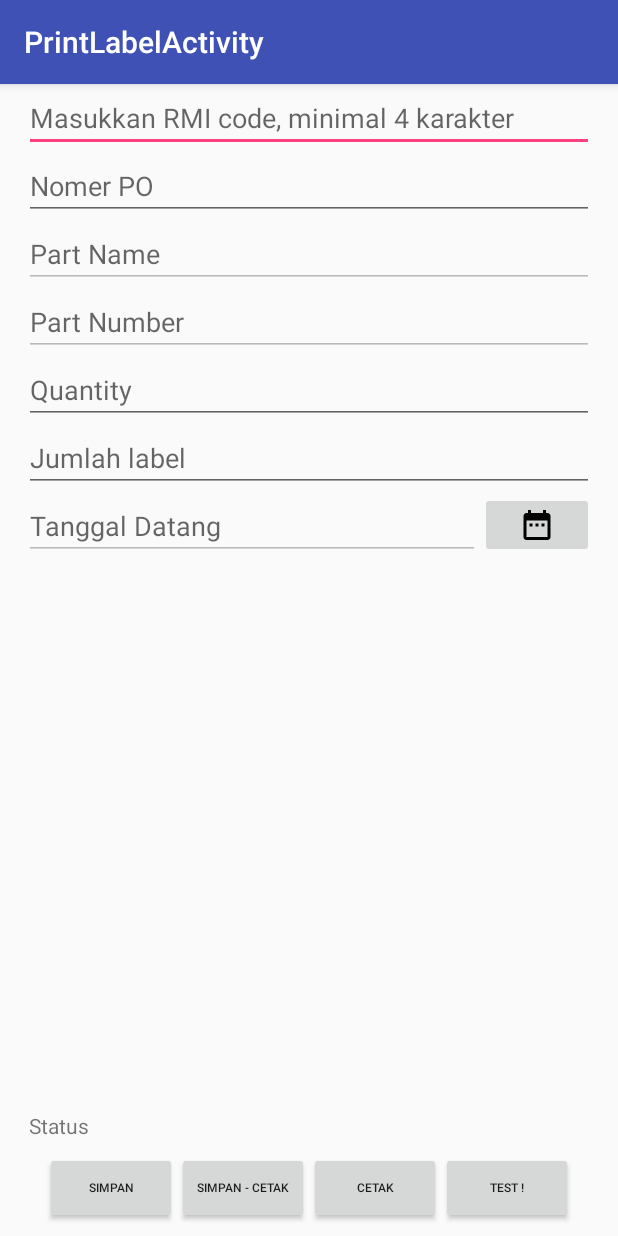
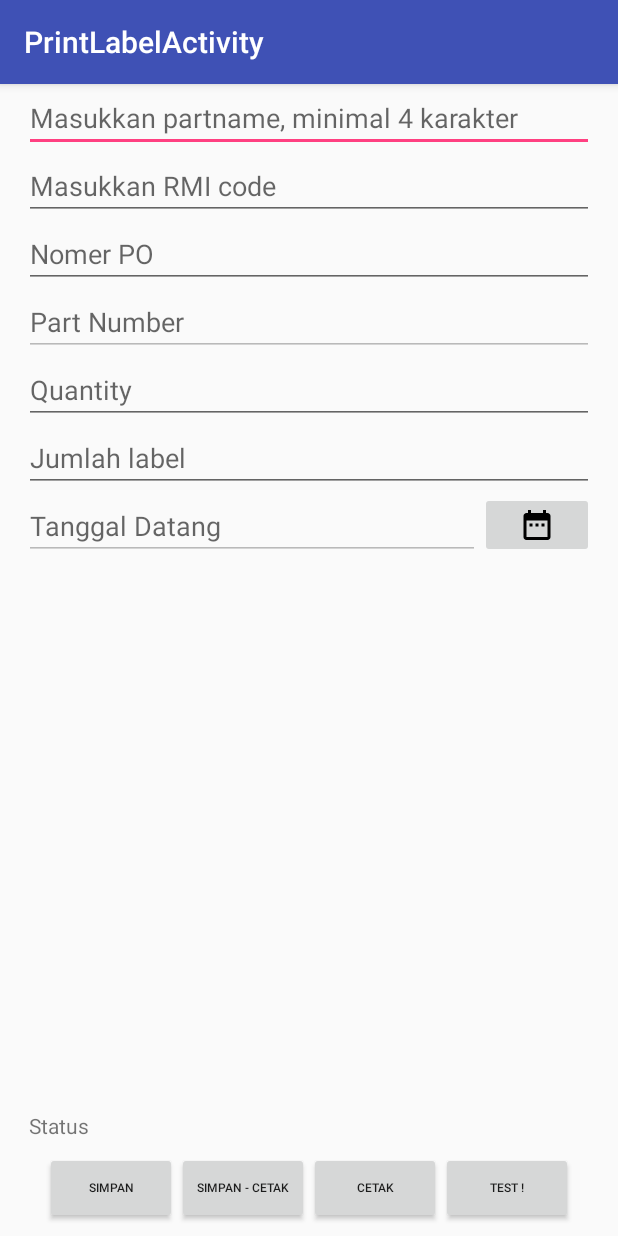
Before and after one commit to pandigresik/inventoryApp, an Android app: the PrintLabelActivity screen opened directly, with no data from a screen before it, on a phone screen of 412 x 824 dp. Run offline under Robolectric (Android 15) with nearby library versions, the phone set to English and light mode, and no system bars; our stand-ins replace ButterKnife; libraries missing offline, so code that uses them is left out: com.dantsu.escposprinter, pub.devrel.easypermissions; 1 statement that could not run was skipped.

Commit message:
ubah filter berdasarkan partname

```diff
--- a/app/src/main/java/com/asligresik/inventoryApp/activity/PrintLabelActivity.java
+++ b/app/src/main/java/com/asligresik/inventoryApp/activity/PrintLabelActivity.java
@@ -24,7 +24,7 @@ import android.widget.TextView;
 import android.widget.Toast;
 
 import com.asligresik.inventoryApp.adapter.GoodReceiptSearchAdapter;
-import com.asligresik.inventoryApp.model.MrItem;
+import com.asligresik.inventoryApp.model.PartNameGoodReceipt;
 import com.asligresik.inventoryApp.model.ResponseSaveGoodReceipt;
 import com.asligresik.inventoryApp.model.RmiGoodReceipt;
 import com.dantsu.escposprinter.EscPosPrinter;
@@ -43,6 +43,7 @@ import java.util.Calendar;
 import java.util.Date;
 import java.util.HashMap;
 import java.util.List;
+import com.google.gson.internal.LinkedTreeMap;
 
 import com.asligresik.inventoryApp.R;
 import com.zj.btsdk.BluetoothService;
@@ -66,6 +67,7 @@ public class PrintLabelActivity extends BaseActivity implements EasyPermissions.
     private boolean isPrinterReady = false;
     private Context mContext;
     private ArrayAdapter<String> poAdapter;
+    private ArrayAdapter<String> rmiAdapter;
     private String printText;
     private List<String> sequenceLabel = new ArrayList<String>();
 
@@ -76,15 +78,15 @@ public class PrintLabelActivity extends BaseActivity implements EasyPermissions.
     @BindView(R.id.etTglDatang)
     EditText etTglDatang;
     @BindView(R.id.acRmi)
-    DelayAutoCompleteTextView acRmi;
+    AutoCompleteTextView acRmi;
     @BindView(R.id.acPoNumber)
     AutoCompleteTextView acPoNumber;
     @BindView(R.id.etLabelQuantity)
     EditText etLabelQuantity;
     @BindView(R.id.etQuantity)
     EditText etQuantity;
-    @BindView(R.id.etPartName)
-    EditText etPartName;
+    @BindView(R.id.acPartName)
+    DelayAutoCompleteTextView acPartName;
     @BindView(R.id.etPartNumber)
     EditText etPartNumber;
     @BindView(R.id.pb_loading_indicator)
@@ -104,20 +106,40 @@ public class PrintLabelActivity extends BaseActivity implements EasyPermissions.
         ButterKnife.bind(this);
         setupBluetooth();
         poAdapter = new ArrayAdapter<String>(this, android.R.layout.simple_dropdown_item_1line,new ArrayList<String>());
+        rmiAdapter = new ArrayAdapter<String>(this, android.R.layout.simple_dropdown_item_1line,new ArrayList<String>());
+        GoodReceiptSearchAdapter pnAdapter = new GoodReceiptSearchAdapter(mContext);
         acPoNumber.setAdapter(poAdapter);
-        acRmi.setAdapter(new GoodReceiptSearchAdapter(mContext));
-        acRmi.setThreshold(4);
-        acRmi.setLoadingIndicator(loadingIndicator);
+        acRmi.setAdapter(rmiAdapter);
+        acPartName.setAdapter(pnAdapter);
+        acPartName.setThreshold(4);
+        acPartName.setLoadingIndicator(loadingIndicator);
+        acPartName.setOnItemClickListener(new AdapterView.OnItemClickListener() {
+            @Override
+            public void onItemClick(AdapterView<?> parent, View view, int position, long id) {
+                String pnSelected = (String) parent.getItemAtPosition(position);
+                PartNameGoodReceipt partNameGoodReceiptSelected = pnAdapter.getPartNameList().get(pnSelected);
+                Log.d("list rmi",partNameGoodReceiptSelected.toString());
+                List<String> listRmi = partNameGoodReceiptSelected.getKeyRmi();
+                Log.d("list rmi",listRmi.toString());
+                poAdapter.clear();
+                poAdapter.notifyDataSetChanged();
+                rmiAdapter.clear();
+                rmiAdapter.addAll(listRmi);
+                rmiAdapter.notifyDataSetChanged();
+//                acPartName.setText(pnSelected.getPartname());
+            }
+        });
         acRmi.setOnItemClickListener(new AdapterView.OnItemClickListener() {
             @Override
             public void onItemClick(AdapterView<?> parent, View view, int position, long id) {
-                RmiGoodReceipt rmi = (RmiGoodReceipt) parent.getItemAtPosition(position);
+                String rmi = (String) parent.getItemAtPosition(position);
+                String partName = acPartName.getText().toString();
+                LinkedTreeMap<String, RmiGoodReceipt> rmiMap = pnAdapter.getListRmi(partName);
                 poAdapter.clear();
-                poAdapter.addAll(rmi.getPo());
+                poAdapter.addAll(rmiMap.get(rmi).getPo());
                 poAdapter.notifyDataSetChanged();
-                etPartName.setText(rmi.getPartname());
-                etPartNumber.setText(rmi.getPartnumber());
-                acRmi.setText(rmi.getRmi());
+                etPartNumber.setText(rmiMap.get(rmi).getPartnumber());
+                // acRmi.setText(rmi.getRmi());
             }
         });
 
@@ -145,7 +167,7 @@ public class PrintLabelActivity extends BaseActivity implements EasyPermissions.
         String labelQR = "";
         if (!sequenceLabel.isEmpty()) {
             String rmi = acRmi.getText().toString();
-            String partname = etPartName.getText().toString();
+            String partname = acPartName.getText().toString();
             String partnumber = etPartNumber.getText().toString();
             String po = acPoNumber.getText().toString();
             int jmllabel = Integer.parseInt(etLabelQuantity.getText().toString());
@@ -168,9 +190,11 @@ public class PrintLabelActivity extends BaseActivity implements EasyPermissions.
 
     private String generateQRLabel(String label, HashMap<String,String> hashMap) {
         String tgl = hashMap.get("tgl").replace("-",".").substring(2);
-        String result ="[L]<font size='small'>IPG-FORM/PPIC-1/IC-6</font>\n"+
-                "[L]<font size='small'>REV  : 3 </font>[R]"+hashMap.get("tgl").substring(0,7)+"\n"+
-                "[L]<font size='small'>DATE  : 01.09.19 </font>\n"+
+        String result = "[L]\n"+
+                "[L]<font size='small'>IPG-FORM/PPIC-1/IC-6</font>\n"+
+                "[L]<font size='small'>REV  : 3 </font>\n"+
+                "[L]<font size='small'>DATE  : 01.09.19 </font>"+
+                "[R]"+hashMap.get("tgl").substring(0,7)+"\n"+
                 "[C]<font size='tall'>PENERIMAAN MATERIAL</font>\n" +
                 "[C]" + label + "\n"+
                 "[C]<qrcode size='18'>"+hashMap.get("rmi")+"."+tgl+"."+label+"&"+hashMap.get("tgl")+"&"+hashMap.get("qty")+"&"+hashMap.get("po")+"</qrcode>\n"+
--- a/app/src/main/java/com/asligresik/inventoryApp/util/api/BaseApiService.java
+++ b/app/src/main/java/com/asligresik/inventoryApp/util/api/BaseApiService.java
@@ -74,7 +74,7 @@ public interface BaseApiService {
     Call<ResponseOutstandingRmiItem> getStockItemRmi();
 
     @GET("goodReceipt/rmiSearch")
-    Call<ResponseRmiGoodReceipt> getRmiSearch(@Query("rmi") String rmi);
+    Call<ResponseBody> getRmiSearch(@Query("partname") String partname);
 
     @FormUrlEncoded
     @POST("goodReceipt/save")
--- a/app/src/main/res/layout/activity_print_label.xml
+++ b/app/src/main/res/layout/activity_print_label.xml
@@ -8,12 +8,12 @@
     tools:context=".activity.PrintLabelActivity">
 
     <com.asligresik.inventoryApp.activity.DelayAutoCompleteTextView
-        android:id="@+id/acRmi"
+        android:id="@+id/acPartName"
+        android:hint="Masukkan partname, minimal 4 karakter"
+        app:layout_constraintStart_toStartOf="parent"
+        app:layout_constraintTop_toTopOf="parent"
         android:layout_width="match_parent"
-        android:layout_height="wrap_content"
-        android:hint="Masukkan RMI code, minimal 4 karakter"
-        app:layout_constraintStart_toStartOf="parent"
-        app:layout_constraintTop_toTopOf="parent" />
+        android:layout_height="wrap_content" />
 
     <androidx.core.widget.ContentLoadingProgressBar
         android:id="@+id/pb_loading_indicator"
@@ -23,8 +23,17 @@
         android:layout_marginRight="20dp"
         android:layout_gravity="center_vertical|right"
         android:visibility="gone"
-        app:layout_constraintEnd_toEndOf="@+id/acRmi"
-        app:layout_constraintTop_toTopOf="@+id/acRmi" />
+        app:layout_constraintEnd_toEndOf="@+id/acPartName"
+        app:layout_constraintTop_toTopOf="@+id/acPartName" />
+
+    <AutoCompleteTextView
+        android:id="@+id/acRmi"
+        android:layout_width="match_parent"
+        android:layout_height="wrap_content"
+        android:hint="Masukkan RMI code"
+        app:layout_constraintStart_toStartOf="parent"
+        app:layout_constraintTop_toBottomOf="@id/acPartName" />
+
     <AutoCompleteTextView
         android:id="@+id/acPoNumber"
         android:hint="Nomer PO"
@@ -32,20 +41,13 @@
         app:layout_constraintTop_toBottomOf="@+id/acRmi"
         android:layout_width="match_parent"
         android:layout_height="wrap_content" />
-    <EditText
-        android:id="@+id/etPartName"
-        android:hint="Part Name"
-        android:enabled="false"
-        app:layout_constraintStart_toStartOf="parent"
-        app:layout_constraintTop_toBottomOf="@+id/acPoNumber"
-        android:layout_width="match_parent"
-        android:layout_height="wrap_content" />
+
     <EditText
         android:id="@+id/etPartNumber"
         android:hint="Part Number"
         android:enabled="false"
         app:layout_constraintStart_toStartOf="parent"
-        app:layout_constraintTop_toBottomOf="@+id/etPartName"
+        app:layout_constraintTop_toBottomOf="@+id/acPoNumber"
         android:layout_width="match_parent"
         android:layout_height="wrap_content" />
 
```
Also changed, not shown: app/src/main/java/com/asligresik/inventoryApp/adapter/GoodReceiptSearchAdapter.java (+87 -16 lines), app/src/main/java/com/asligresik/inventoryApp/model/PartNameGoodReceipt.java (added, +42 -0 lines), app/src/main/java/com/asligresik/inventoryApp/model/ResponseRmiGoodReceipt.java (+10 -6 lines), app/src/main/java/com/asligresik/inventoryApp/model/RmiGoodReceipt.java (+18 -6 lines), 1 other file.
